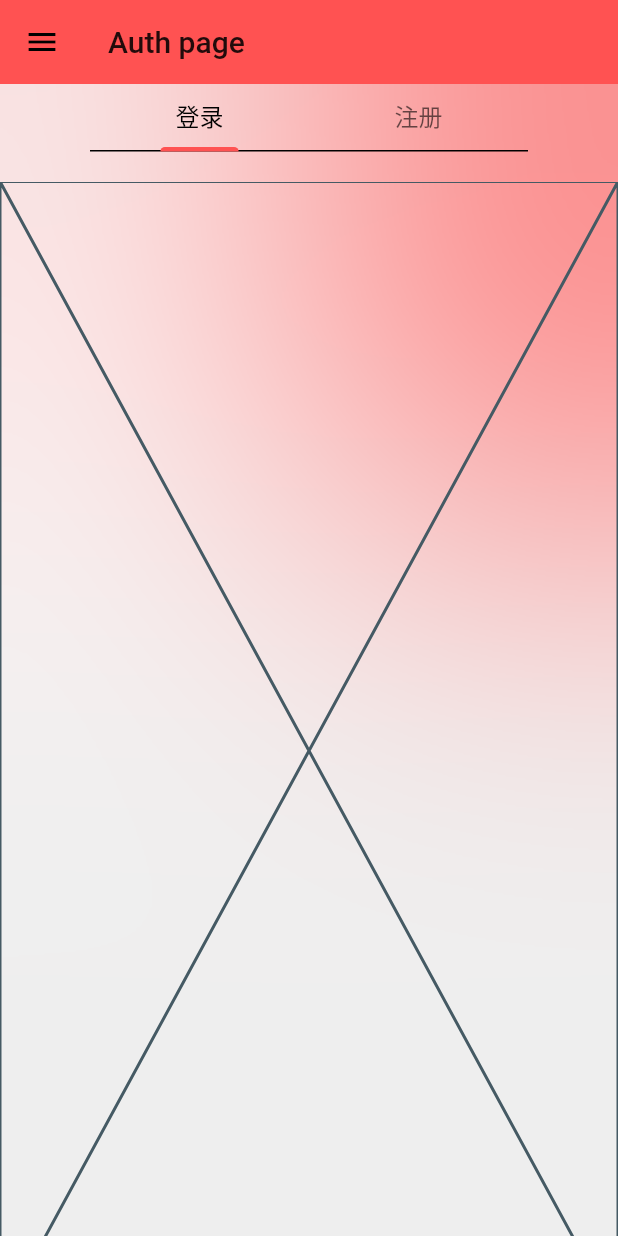
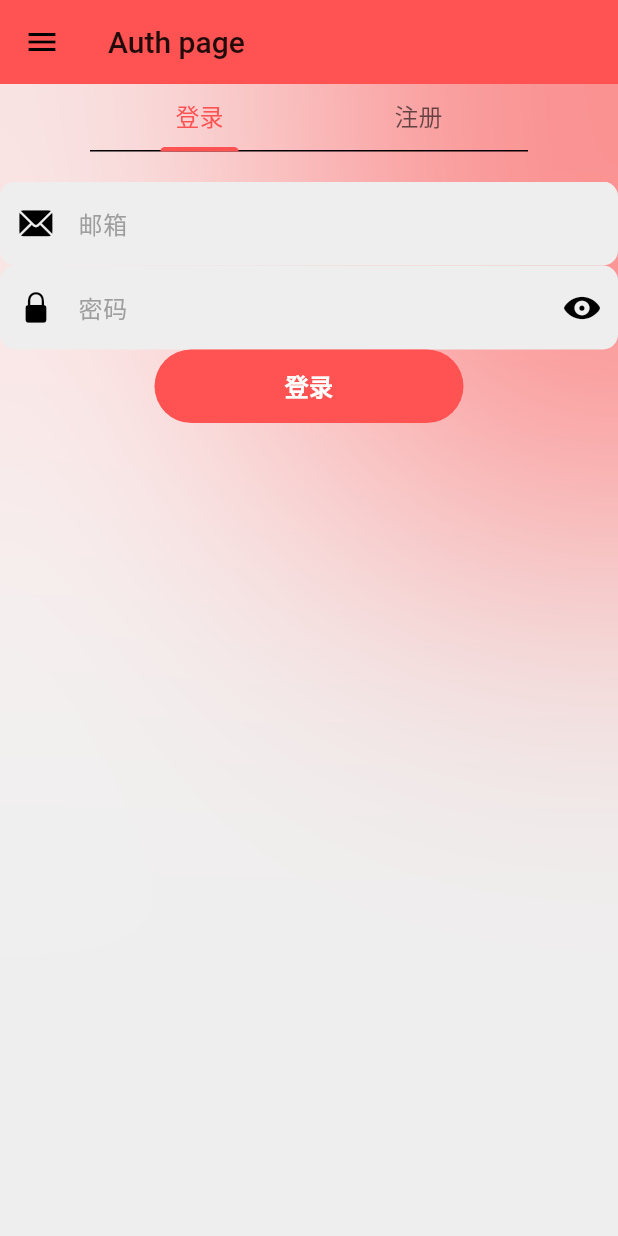
Before and after one commit to Keekuun/hello_flutter_pizza_app, a Flutter app: the screen it shows after launch, on a phone screen of 412 x 824 dp. Run offline on Flutter 3.47's test engine with Material 3 defaults, Android fonts, the phone set to English and light mode, and no system bars.

Commit message:
feat: update signin page

```diff
--- /dev/null
+++ b/lib/components/my_text_field.dart
@@ -0,0 +1,61 @@
+import 'package:flutter/material.dart';
+
+class MyTextField extends StatelessWidget {
+	final TextEditingController controller;
+  final String hintText;
+  final bool obscureText;
+	final TextInputType keyboardType;
+	final Widget? suffixIcon;
+	final VoidCallback? onTap;
+	final Widget? prefixIcon;
+	final String? Function(String?)? validator;
+	final FocusNode? focusNode;
+	final String? errorMsg;
+	final String? Function(String?)? onChanged;
+
+	const MyTextField({
+    super.key,
+    required this.controller,
+    required this.hintText,
+    required this.obscureText,
+		required this.keyboardType,
+		this.suffixIcon,
+		this.onTap,
+		this.prefixIcon,
+		this.validator,
+		this.focusNode,
+		this.errorMsg,
+		this.onChanged
+  });
+
+	@override
+	Widget build(BuildContext context) {
+		return TextFormField(
+      validator: validator,
+      controller: controller,
+      obscureText: obscureText,
+			keyboardType: keyboardType,
+			focusNode: focusNode,
+			onTap: onTap,
+			textInputAction: TextInputAction.next,
+			onChanged: onChanged,
+      decoration: InputDecoration(
+				suffixIcon: suffixIcon,
+				prefixIcon: prefixIcon,
+				enabledBorder: OutlineInputBorder(
+					borderRadius: BorderRadius.circular(10),
+					borderSide: const BorderSide(color: Colors.transparent),
+				),
+				focusedBorder: OutlineInputBorder(
+					borderRadius: BorderRadius.circular(20),
+					borderSide: BorderSide(color: Theme.of(context).colorScheme.secondary),
+				),
+				fillColor: Colors.grey.shade200,
+				filled: true,
+				hintText: hintText,
+				hintStyle: TextStyle(color: Colors.grey[500]),
+				errorText: errorMsg,
+			),
+    );
+	}
+}
--- a/lib/pages/auth/auth_page.dart
+++ b/lib/pages/auth/auth_page.dart
@@ -52,7 +52,7 @@ class _AuthPageState extends State<AuthPage> with TickerProviderStateMixin {
                           .colorScheme
                           .onBackground
                           .withOpacity(0.6),
-                      labelColor: Theme.of(context).colorScheme.onBackground,
+                      labelColor: Theme.of(context).colorScheme.primary,
                       tabs: const [
                         Padding(
                           padding: EdgeInsets.all(10.0),
--- a/lib/pages/auth/sign_in_page.dart
+++ b/lib/pages/auth/sign_in_page.dart
@@ -1,4 +1,7 @@
 import 'package:flutter/cupertino.dart';
+import 'package:flutter/material.dart';
+
+import '../../components/my_text_field.dart';
 
 class SignInPage extends StatefulWidget {
   const SignInPage({super.key});
@@ -8,8 +11,97 @@ class SignInPage extends StatefulWidget {
 }
 
 class _SignInPageState extends State<SignInPage> {
+  final emailController = TextEditingController();
+  final pwdController = TextEditingController();
+
+  String? _errorMsg;
+  IconData pwdIcon = CupertinoIcons.eye_fill;
+  bool pwdVisible = true;
+
+  bool signInRequired = false;
+
   @override
   Widget build(BuildContext context) {
-    return const Placeholder();
+    return Form(
+      child: Column(
+        children: [
+          SizedBox(
+            child: MyTextField(
+                controller: emailController,
+                hintText: '邮箱',
+                obscureText: false,
+                keyboardType: TextInputType.emailAddress,
+                prefixIcon: const Icon(CupertinoIcons.mail_solid),
+                errorMsg: _errorMsg,
+                validator: (val) {
+                  if (val!.isEmpty) {
+                    return 'Please fill in this field';
+                  } else if (!RegExp(r'^[\w-\.]+@([\w-]+.)+[\w-]{2,4}$')
+                      .hasMatch(val)) {
+                    return 'Please enter a valid email';
+                  }
+                  return null;
+                }),
+          ),
+          SizedBox(
+            child: MyTextField(
+              controller: pwdController,
+              hintText: '密码',
+              obscureText: pwdVisible,
+              keyboardType: TextInputType.visiblePassword,
+              prefixIcon: const Icon(CupertinoIcons.lock_fill),
+              errorMsg: _errorMsg,
+              validator: (val) {
+                if (val!.isEmpty) {
+                  return 'Please fill in this field';
+                } else if (!RegExp(r'^[\w-\.]+@([\w-]+.)+[\w-]{2,4}$')
+                    .hasMatch(val)) {
+                  return 'Please enter a valid email';
+                }
+                return null;
+              },
+              suffixIcon: IconButton(
+                onPressed: () {
+                  setState(() {
+                    pwdVisible = !pwdVisible;
+
+                    pwdIcon = pwdVisible
+                        ? CupertinoIcons.eye_fill
+                        : CupertinoIcons.eye_slash_fill;
+                  });
+                },
+                icon: Icon(pwdIcon),
+              ),
+            ),
+          ),
+          !signInRequired
+              ? SizedBox(
+                  width: MediaQuery.of(context).size.width * 0.5,
+                  child: TextButton(
+                      onPressed: () {},
+                      style: TextButton.styleFrom(
+                          elevation: 3.0,
+                          backgroundColor:
+                              Theme.of(context).colorScheme.primary,
+                          foregroundColor: Colors.white,
+                          shape: RoundedRectangleBorder(
+                              borderRadius: BorderRadius.circular(60))),
+                      child: const Padding(
+                        padding:
+                            EdgeInsets.symmetric(horizontal: 25, vertical: 5),
+                        child: Text(
+                          '登录',
+                          textAlign: TextAlign.center,
+                          style: TextStyle(
+                              color: Colors.white,
+                              fontSize: 16,
+                              fontWeight: FontWeight.w600),
+                        ),
+                      )),
+                )
+              : const CircularProgressIndicator()
+        ],
+      ),
+    );
   }
 }
```
